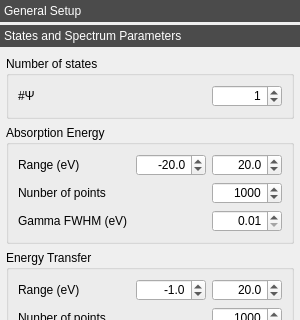
Above: crispy/resources/gui/uis/quanty.ui from mretegan/crispy before the change; both pictures show x 0 to 300 and y 0 to 320 of the 300 by 700 pixel window. Below: the same form after it.
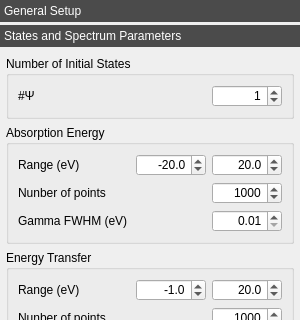
That is the form after the change. The open tabs and pages were chosen to show the change. Icons and pictures are not drawn. Custom widgets are drawn as their Qt base class.

Commit message: Revert page labeling

Patch:
```diff
--- a/crispy/resources/gui/uis/quanty.ui
+++ b/crispy/resources/gui/uis/quanty.ui
@@ -277,7 +277,7 @@
         <item>
          <widget class="QGroupBox" name="groupBox">
           <property name="title">
-           <string>Number of states</string>
+           <string>Number of Initial States</string>
           </property>
           <layout class="QHBoxLayout" name="horizontalLayout_2">
            <item>
```
